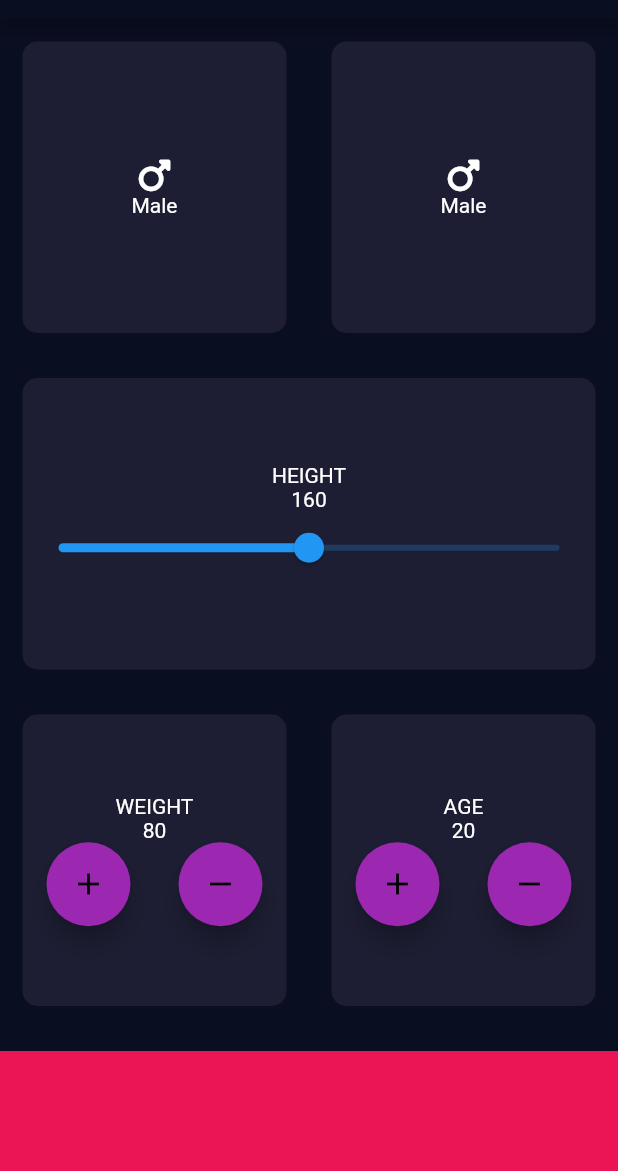
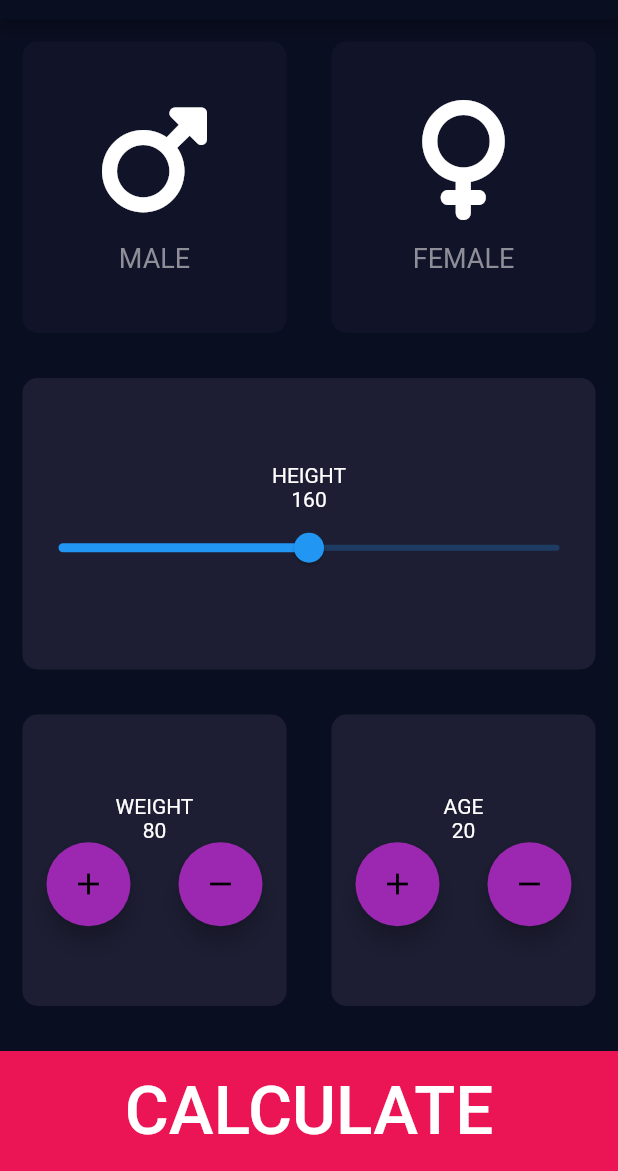
Before and after one commit to matatoMatata94/bmi_calculator, a Flutter app: the screen it shows after launch, on a phone screen of 412 x 824 dp, the part 65-1236 px from its top. Run offline on Flutter 3.47's test engine with Material 2 defaults, Android fonts, the phone set to English and light mode, and no system bars; our stand-ins replace font_awesome_flutter.

Commit message:
Added functionality
Added AlertDialog which shows your bmi after tapping Calculate Button.
I also added activeCardColor and inactiveCardColor for the gender choice. It changes colors with a GestureDetector and updateColor()

```diff
--- /dev/null
+++ b/lib/background_card.dart
@@ -0,0 +1,20 @@
+import 'package:flutter/cupertino.dart';
+
+class BackgroundCard extends StatelessWidget {
+  final Color color;
+  final Widget cardChild;
+
+  BackgroundCard({super.key, required this.color, required this.cardChild});
+
+  @override
+  Widget build(BuildContext context) {
+    return Container(
+      margin: const EdgeInsets.all(15),
+      decoration: BoxDecoration(
+        color: color,
+        borderRadius: BorderRadius.circular(10),
+      ),
+      child: cardChild,
+    );
+  }
+}
--- /dev/null
+++ b/lib/icon_content.dart
@@ -0,0 +1,31 @@
+import 'package:flutter/cupertino.dart';
+
+const iconCardStyle = TextStyle(
+  fontSize: 18,
+  color: Color(0xFF8D8E98),
+);
+
+class IconContent extends StatelessWidget {
+  IconContent({required this.icon, required this.text});
+
+  final IconData icon;
+  final String text;
+
+  @override
+  Widget build(BuildContext context) {
+    return Column(
+      mainAxisAlignment: MainAxisAlignment.center,
+      children: [
+        Icon(
+          icon,
+          size: 80,
+        ),
+        const SizedBox(height: 15),
+        Text(
+          text,
+          style: iconCardStyle,
+        )
+      ],
+    );
+  }
+}
--- a/lib/input_page.dart
+++ b/lib/input_page.dart
@@ -1,9 +1,17 @@
+import 'dart:math';
+
 import 'package:flutter/material.dart';
 import 'package:font_awesome_flutter/font_awesome_flutter.dart';
 
-const Color backGroundColor = Color(0xFF1D1E33);
+import 'background_card.dart';
+import 'icon_content.dart';
+
+const Color activeCardColor = Color(0xFF1D1E33);
+const Color inactiveCardColor = Color(0xFF111328);
 const Color bottomButtonColor = Color(0xFFEB1555);
 const double bottomButtonHeight = 80;
+
+enum Gender { male, female }
 
 class InputPage extends StatefulWidget {
   const InputPage({super.key});
@@ -13,9 +21,32 @@ class InputPage extends StatefulWidget {
 }
 
 class _InputPageState extends State<InputPage> {
+  Color maleCardColor = inactiveCardColor;
+  Color femaleCardColor = inactiveCardColor;
   double heightValue = 160;
   int weightValue = 80;
   int ageValue = 20;
+
+  //1 = male, 2 = female
+  void updateColor(Gender gender) {
+    if (gender == Gender.male) {
+      if (maleCardColor == inactiveCardColor) {
+        maleCardColor = activeCardColor;
+        femaleCardColor = inactiveCardColor;
+      } else {
+        maleCardColor = inactiveCardColor;
+        femaleCardColor = activeCardColor;
+      }
+    } else {
+      if (femaleCardColor == inactiveCardColor) {
+        femaleCardColor = activeCardColor;
+        maleCardColor = inactiveCardColor;
+      } else {
+        femaleCardColor = inactiveCardColor;
+        maleCardColor = activeCardColor;
+      }
+    }
+  }
 
   @override
   Widget build(BuildContext context) {
@@ -30,26 +61,34 @@ class _InputPageState extends State<InputPage> {
               child: Row(
                 children: [
                   Expanded(
-                    child: BackgroundCard(
-                      color: backGroundColor,
-                      cardChild: Column(
-                        mainAxisAlignment: MainAxisAlignment.center,
-                        children: const [
-                          FaIcon(FontAwesomeIcons.mars),
-                          Text('Male')
-                        ],
+                    child: GestureDetector(
+                      onTap: () {
+                        setState(() {
+                          updateColor(Gender.male);
+                        });
+                      },
+                      child: BackgroundCard(
+                        color: maleCardColor,
+                        cardChild: IconContent(
+                          icon: FontAwesomeIcons.mars,
+                          text: 'MALE',
+                        ),
                       ),
                     ),
                   ),
                   Expanded(
-                    child: BackgroundCard(
-                      color: backGroundColor,
-                      cardChild: Column(
-                        mainAxisAlignment: MainAxisAlignment.center,
-                        children: const [
-                          FaIcon(FontAwesomeIcons.mars),
-                          Text('Male')
-                        ],
+                    child: GestureDetector(
+                      onTap: () {
+                        setState(() {
+                          updateColor(Gender.female);
+                        });
+                      },
+                      child: BackgroundCard(
+                        color: femaleCardColor,
+                        cardChild: IconContent(
+                          icon: FontAwesomeIcons.venus,
+                          text: 'FEMALE',
+                        ),
                       ),
                     ),
                   ),
@@ -58,7 +97,7 @@ class _InputPageState extends State<InputPage> {
             ),
             Expanded(
               child: BackgroundCard(
-                color: backGroundColor,
+                color: activeCardColor,
                 cardChild: Column(
                   mainAxisAlignment: MainAxisAlignment.center,
                   children: [
@@ -80,7 +119,7 @@ class _InputPageState extends State<InputPage> {
                 children: [
                   Expanded(
                     child: BackgroundCard(
-                      color: backGroundColor,
+                      color: activeCardColor,
                       cardChild: Column(
                         mainAxisAlignment: MainAxisAlignment.center,
                         children: [
@@ -113,7 +152,7 @@ class _InputPageState extends State<InputPage> {
                   ),
                   Expanded(
                     child: BackgroundCard(
-                      color: backGroundColor,
+                      color: activeCardColor,
                       cardChild: Column(
                         mainAxisAlignment: MainAxisAlignment.center,
                         children: [
@@ -152,29 +191,49 @@ class _InputPageState extends State<InputPage> {
               height: bottomButtonHeight,
               width: double.infinity,
               margin: const EdgeInsets.only(top: 15),
+              child: MaterialButton(
+                child: const Text(
+                  'CALCULATE',
+                  style: TextStyle(fontSize: 45),
+                ),
+                onPressed: () => _dialogBuilder(
+                    context, weightValue / pow(heightValue / 100, 2)),
+              ),
             ),
           ],
         ),
       ),
     );
   }
-}
 
-class BackgroundCard extends StatelessWidget {
-  final Color color;
-  final Widget cardChild;
-
-  BackgroundCard({super.key, required this.color, required this.cardChild});
-
-  @override
-  Widget build(BuildContext context) {
-    return Container(
-      margin: const EdgeInsets.all(15),
-      decoration: BoxDecoration(
-        color: color,
-        borderRadius: BorderRadius.circular(10),
-      ),
-      child: cardChild,
+  Future<void> _dialogBuilder(BuildContext context, double bmi) {
+    return showDialog<void>(
+      context: context,
+      builder: (BuildContext context) {
+        return AlertDialog(
+          title: const Text(
+            'Your BMI',
+            style: TextStyle(
+              fontSize: 50,
+            ),
+          ),
+          content: Text(
+            bmi.round().toString(),
+            style: const TextStyle(fontSize: 25),
+          ),
+          actions: <Widget>[
+            TextButton(
+              style: TextButton.styleFrom(
+                textStyle: Theme.of(context).textTheme.labelLarge,
+              ),
+              child: const Text('OK'),
+              onPressed: () {
+                Navigator.of(context).pop();
+              },
+            ),
+          ],
+        );
+      },
     );
   }
 }
```
